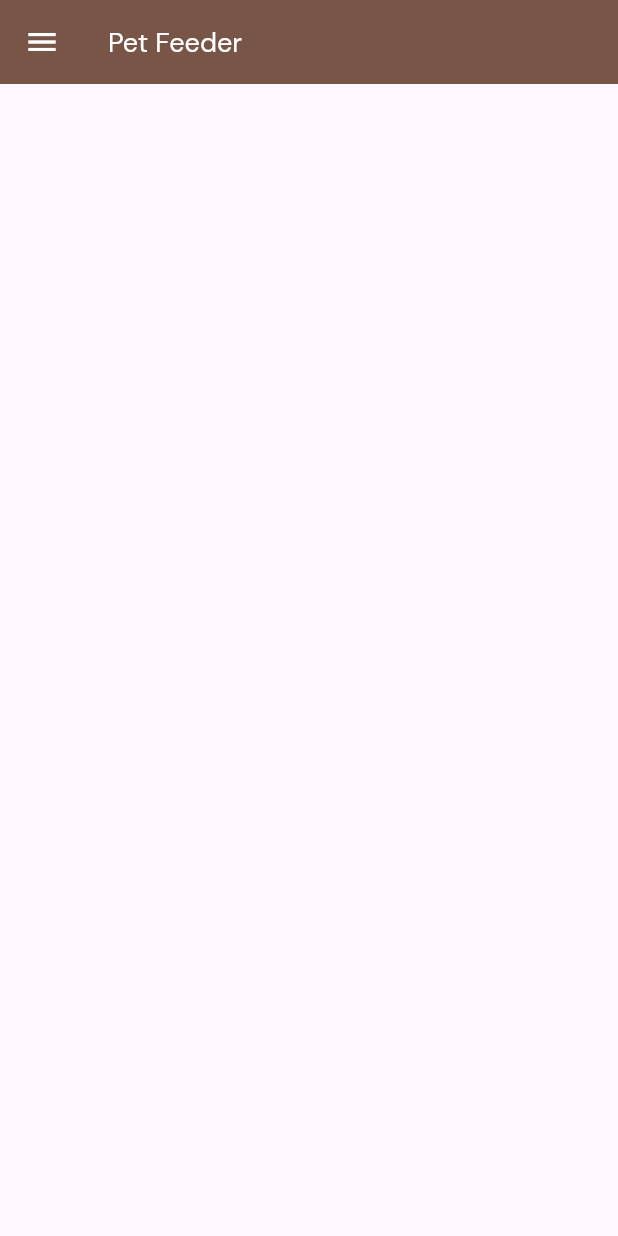
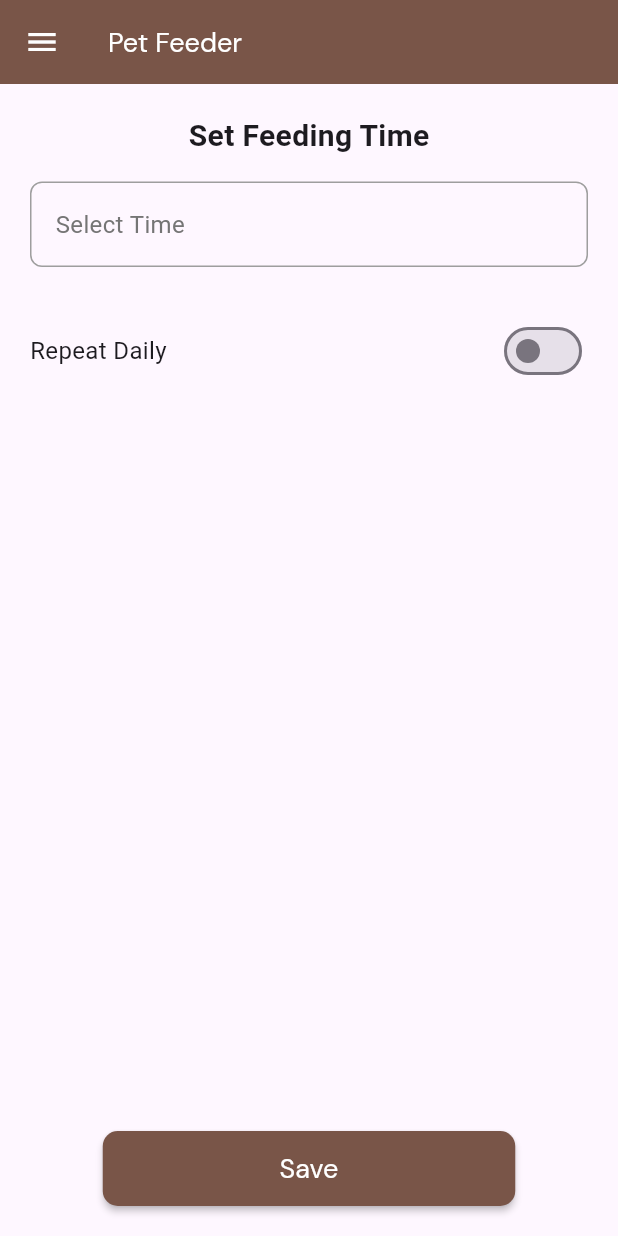
Before and after one commit to lansoyyy/pet_feeder, a Flutter app: the screen it shows after launch, in the side drawer, after a tap on "Schedule Feed", on a phone screen of 412 x 824 dp. Run offline on Flutter 3.47's test engine with Material 3 defaults, Android fonts, the light colour scheme and no system bars; our stand-ins replace fluttertoast, image_picker.

Commit message:
added schedule feed ui

```diff
--- a/lib/screens/schedule_feed.dart
+++ b/lib/screens/schedule_feed.dart
@@ -1,11 +1,20 @@
 import 'package:flutter/material.dart';
 import 'package:pet_feeder/utils/colors.dart';
+import 'package:pet_feeder/widgets/button_widget.dart';
 import 'package:pet_feeder/widgets/drawer_widget.dart';
 import 'package:pet_feeder/widgets/text_widget.dart';
 
-class ScheduleFeedScreen extends StatelessWidget {
+class ScheduleFeedScreen extends StatefulWidget {
   const ScheduleFeedScreen({super.key});
 
+  @override
+  State<ScheduleFeedScreen> createState() => _ScheduleFeedScreenState();
+}
+
+class _ScheduleFeedScreenState extends State<ScheduleFeedScreen> {
+  bool isRepeated = false;
+
+  TimeOfDay? _selectedTime;
   @override
   Widget build(BuildContext context) {
     return Scaffold(
@@ -19,11 +28,85 @@ class ScheduleFeedScreen extends StatelessWidget {
           color: Colors.white,
         ),
       ),
-      body: const Center(
-        child: Column(
-          mainAxisAlignment: MainAxisAlignment.center,
-          crossAxisAlignment: CrossAxisAlignment.center,
-          children: [],
+      body: Center(
+        child: Padding(
+          padding: const EdgeInsets.all(20.0),
+          child: Column(
+            mainAxisAlignment: MainAxisAlignment.center,
+            crossAxisAlignment: CrossAxisAlignment.center,
+            children: [
+              const Text(
+                'Set Feeding Time',
+                style: TextStyle(
+                  fontSize: 20,
+                  fontWeight: FontWeight.bold,
+                ),
+              ),
+              const SizedBox(height: 16),
+              Row(
+                children: [
+                  Expanded(
+                    child: GestureDetector(
+                      onTap: () async {
+                        TimeOfDay? selectedTime = await showTimePicker(
+                          context: context,
+                          initialTime: TimeOfDay.now(),
+                        );
+                        if (selectedTime != null) {
+                          setState(() {
+                            _selectedTime = selectedTime;
+                          });
+                        }
+                      },
+                      child: Container(
+                        padding: const EdgeInsets.symmetric(
+                            vertical: 16, horizontal: 16),
+                        decoration: BoxDecoration(
+                          border: Border.all(color: Colors.grey),
+                          borderRadius: BorderRadius.circular(8),
+                        ),
+                        child: Text(
+                          _selectedTime != null
+                              ? 'Selected Time: ${_selectedTime!.format(context)}'
+                              : 'Select Time',
+                          style:
+                              TextStyle(fontSize: 16, color: Colors.grey[600]),
+                        ),
+                      ),
+                    ),
+                  ),
+                ],
+              ),
+              const SizedBox(height: 32),
+              Row(
+                mainAxisAlignment: MainAxisAlignment.spaceBetween,
+                children: [
+                  const Text(
+                    'Repeat Daily',
+                    style: TextStyle(
+                      fontSize: 16,
+                    ),
+                  ),
+                  Switch(
+                    value: isRepeated,
+                    onChanged: (value) {
+                      setState(() {
+                        isRepeated = value;
+                      });
+                      // Handle switch change here
+                    },
+                  ),
+                ],
+              ),
+              const Spacer(),
+              Center(
+                child: ButtonWidget(
+                  onPressed: () {},
+                  label: 'Save',
+                ),
+              ),
+            ],
+          ),
         ),
       ),
     );
```
